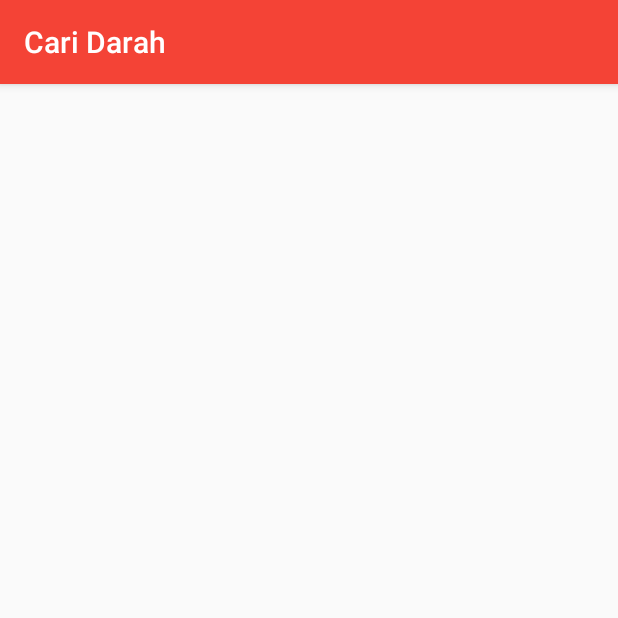
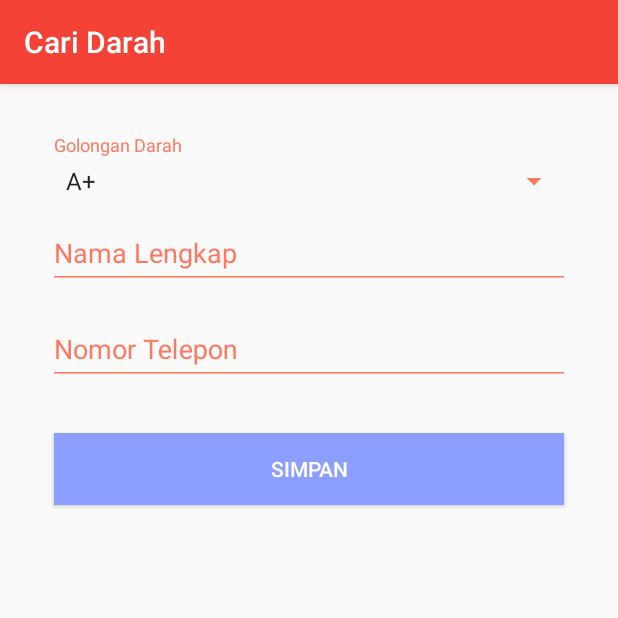
Before and after one commit to fachridly/CariDarah, an Android app: the PatientDataFormActivity screen opened directly, with no data from a screen before it, on a phone screen of 412 x 824 dp, the top half of it. Run offline under Robolectric (Android 15) with nearby library versions, the phone set to English and light mode, and no system bars.

Commit message:
Update activity_patient_data_form.xml

```diff
--- a/app/src/main/res/layout/activity_patient_data_form.xml
+++ b/app/src/main/res/layout/activity_patient_data_form.xml
@@ -1,9 +1,94 @@
 <?xml version="1.0" encoding="utf-8"?>
-<android.support.constraint.ConstraintLayout xmlns:android="http://schemas.android.com/apk/res/android"
-    xmlns:app="http://schemas.android.com/apk/res-auto"
+<ScrollView xmlns:android="http://schemas.android.com/apk/res/android"
     xmlns:tools="http://schemas.android.com/tools"
     android:layout_width="match_parent"
     android:layout_height="match_parent"
+    android:focusable="true"
+    android:focusableInTouchMode="true"
     tools:context=".PatientDataFormActivity">
 
-</android.support.constraint.ConstraintLayout>
+    <LinearLayout
+        android:layout_width="match_parent"
+        android:layout_height="wrap_content"
+        android:paddingStart="32dp"
+        android:paddingEnd="32dp"
+        android:paddingLeft="32dp"
+        android:paddingRight="32dp"
+        android:paddingTop="32dp"
+        android:orientation="vertical"
+        android:focusable="true"
+        android:focusableInTouchMode="true">
+
+        <TextView
+            android:layout_width="wrap_content"
+            android:layout_height="wrap_content"
+            android:paddingStart="4dp"
+            android:paddingEnd="4dp"
+            android:paddingLeft="4dp"
+            android:paddingRight="4dp"
+            android:textColor="@color/colorPrimaryLight"
+            android:textSize="12sp"
+            android:text="Golongan Darah"/>
+
+        <Spinner
+            android:id="@+id/blood_type_spinner"
+            android:layout_width="match_parent"
+            android:layout_height="wrap_content"
+            android:entries="@array/goldar_spinner"
+            android:paddingStart="4dp"
+            android:paddingEnd="4dp"
+            android:layout_marginTop="4dp"
+            android:focusable="true"
+            android:focusableInTouchMode="true" />
+
+        <android.support.design.widget.TextInputLayout
+            android:id="@+id/name_input_layout"
+            android:layout_width="match_parent"
+            android:layout_height="wrap_content"
+            android:layout_marginTop="4dp"
+            android:textColorHint="@color/colorPrimaryLight">
+
+            <android.support.design.widget.TextInputEditText
+                android:id="@+id/name_edit_text"
+                android:layout_width="match_parent"
+                android:layout_height="wrap_content"
+                android:hint="Nama Lengkap"
+                android:inputType="number"
+                android:maxLines="1"
+                android:textColorHint="@color/colorPrimaryLight" />
+
+        </android.support.design.widget.TextInputLayout>
+
+        <android.support.design.widget.TextInputLayout
+            android:id="@+id/phone_input_layout"
+            android:layout_width="match_parent"
+            android:layout_height="wrap_content"
+            android:layout_marginTop="8dp"
+            android:textColorHint="@color/colorPrimaryLight">
+
+            <android.support.design.widget.TextInputEditText
+                android:id="@+id/phone_edit_text"
+                android:layout_width="match_parent"
+                android:layout_height="wrap_content"
+                android:hint="Nomor Telepon"
+                android:maxLines="4"
+                android:inputType="textMultiLine|textCapSentences"
+                android:textColorHint="@color/colorPrimaryLight" />
+
+        </android.support.design.widget.TextInputLayout>
+
+        <Button
+            android:id="@+id/save_button"
+            android:layout_width="match_parent"
+            android:layout_height="wrap_content"
+            android:layout_marginTop="32dp"
+            android:layout_marginBottom="16dp"
+            android:layout_marginStart="4dp"
+            android:layout_marginEnd="4dp"
+            android:background="@color/colorAccent"
+            android:textColor="@android:color/white"
+            android:text="Simpan"/>
+
+    </LinearLayout>
+
+</ScrollView>
```
